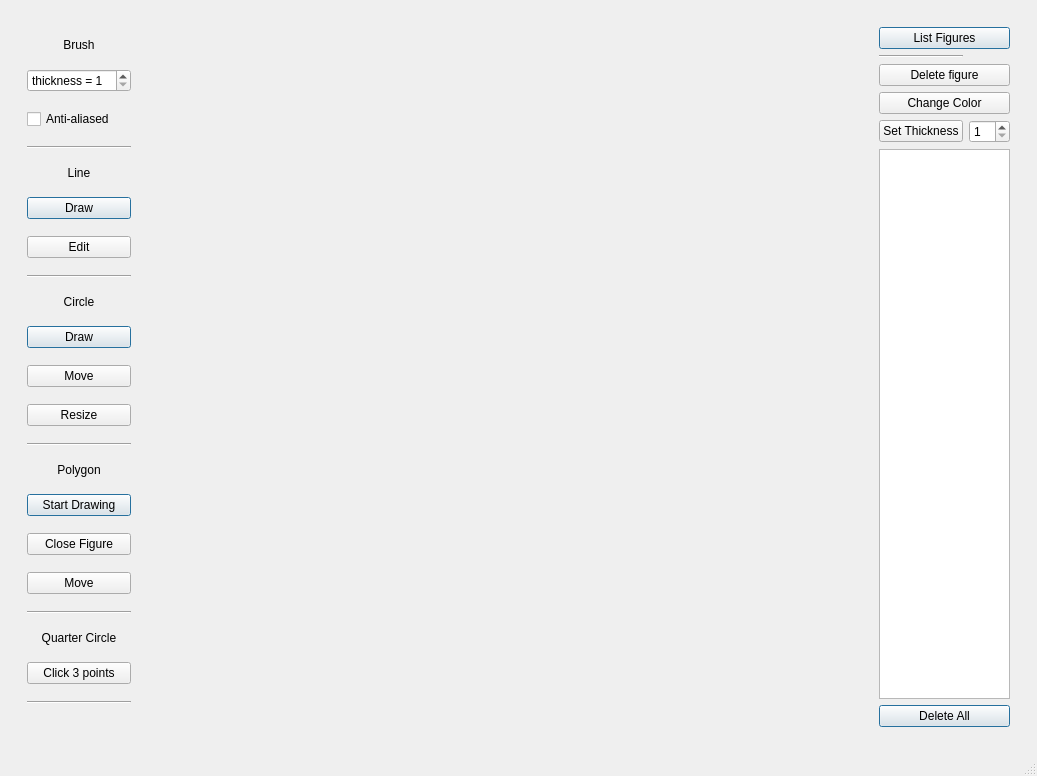
This is mainwindow.ui in mhocio/Pixel-Drawing as Qt 5 draws it before an edit. The edited form follows.
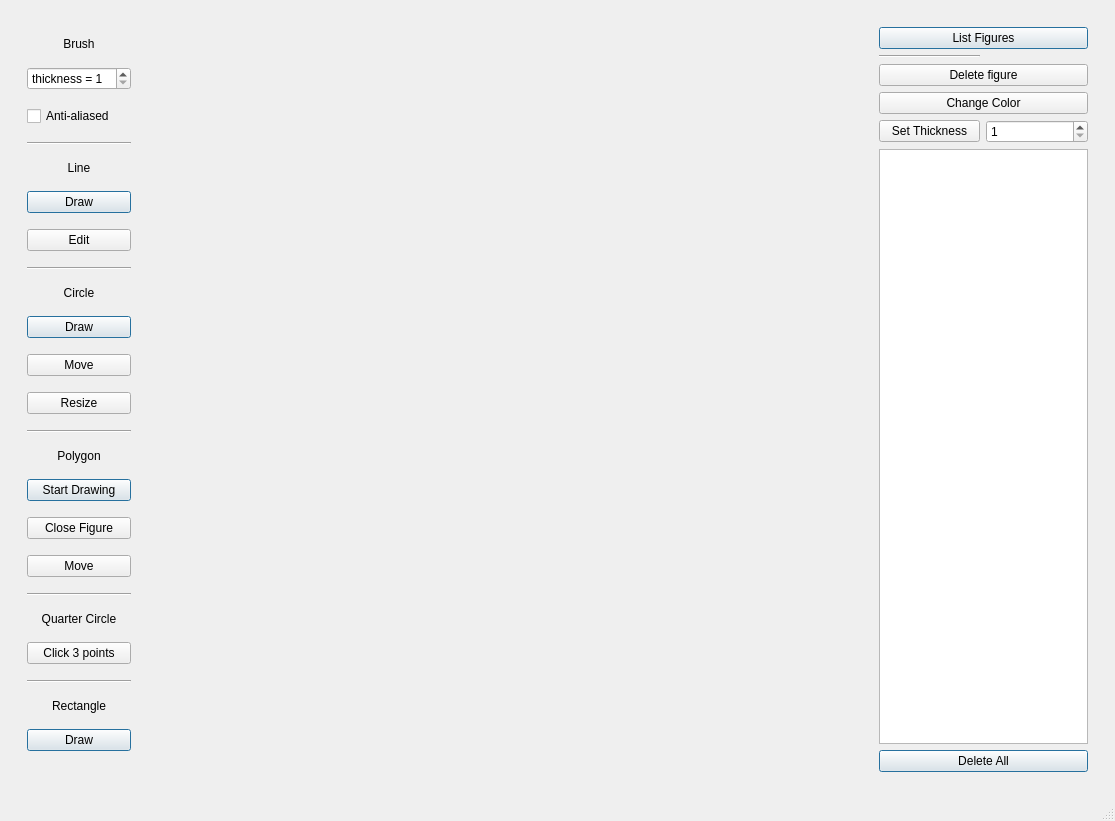
This is the edited form.

The edit to the form file:
```diff
--- a/mainwindow.ui
+++ b/mainwindow.ui
@@ -6,8 +6,8 @@
    <rect>
     <x>0</x>
     <y>0</y>
-    <width>815</width>
-    <height>646</height>
+    <width>1115</width>
+    <height>821</height>
    </rect>
   </property>
   <property name="windowTitle">
@@ -240,6 +240,32 @@
             </property>
            </widget>
           </item>
+          <item>
+           <widget class="QLabel" name="label_6">
+            <property name="sizePolicy">
+             <sizepolicy hsizetype="Minimum" vsizetype="Fixed">
+              <horstretch>0</horstretch>
+              <verstretch>0</verstretch>
+             </sizepolicy>
+            </property>
+            <property name="text">
+             <string>Rectangle</string>
+            </property>
+            <property name="alignment">
+             <set>Qt::AlignCenter</set>
+            </property>
+           </widget>
+          </item>
+          <item>
+           <widget class="QPushButton" name="drawRectangleButton">
+            <property name="text">
+             <string>Draw</string>
+            </property>
+            <property name="default">
+             <bool>true</bool>
+            </property>
+           </widget>
+          </item>
          </layout>
         </widget>
        </item>
```
Left out of the diff: 2 changed lines with no effect on the pictures.
